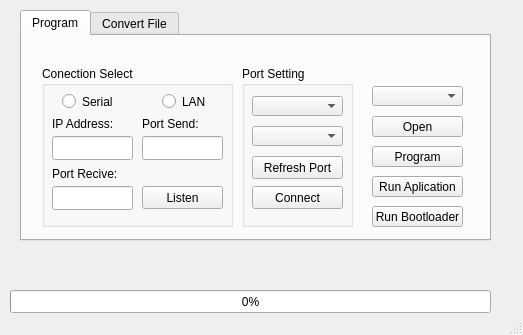
First picture: the form in mainwindow.ui, repository flishet/GUI-Bootloader, before the edit.
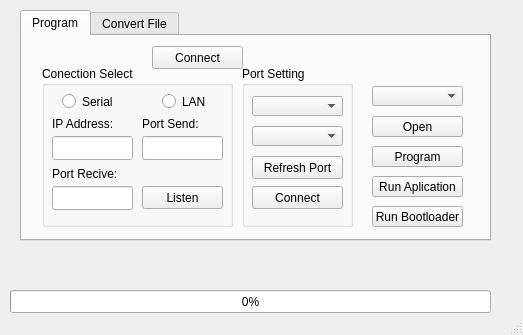
Second picture: the form after the edit.

Commit message: -Porotocole TMS taghir kard

```diff
--- a/mainwindow.ui
+++ b/mainwindow.ui
@@ -362,6 +362,25 @@
        <string/>
       </property>
      </widget>
+     <widget class="QPushButton" name="btn_port_2">
+      <property name="geometry">
+       <rect>
+        <x>130</x>
+        <y>10</y>
+        <width>91</width>
+        <height>23</height>
+       </rect>
+      </property>
+      <property name="sizePolicy">
+       <sizepolicy hsizetype="Fixed" vsizetype="Fixed">
+        <horstretch>0</horstretch>
+        <verstretch>0</verstretch>
+       </sizepolicy>
+      </property>
+      <property name="text">
+       <string>Connect</string>
+      </property>
+     </widget>
     </widget>
     <widget class="QWidget" name="tab2">
      <attribute name="title">
```
The commit also changes 2 other files.
